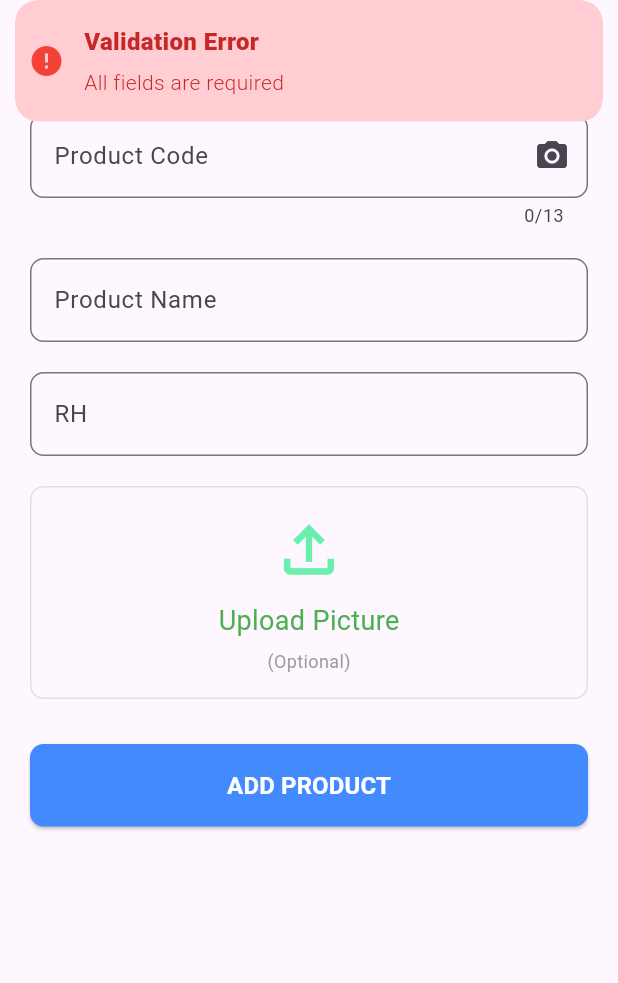
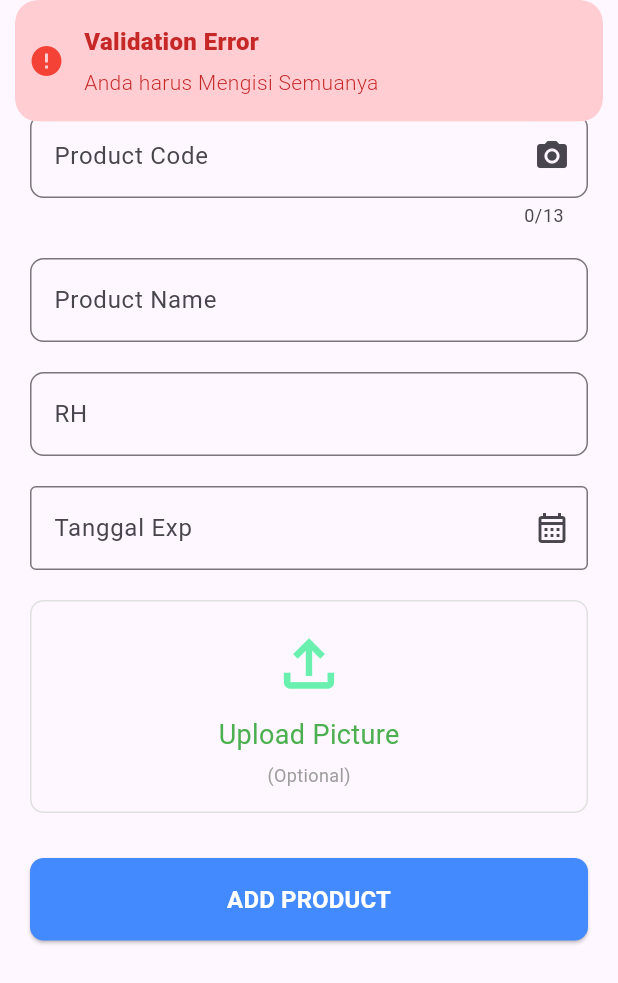
Before and after one commit to Oxydork/Check-Product, a Flutter app: the AddProductView screen opened by its route, after a tap on "ADD PRODUCT", on a phone screen of 412 x 824 dp. Shown: the top 983 px of the screen. Run offline on Flutter 3.47's test engine with Material 3 defaults, Android fonts, the phone set to English and light mode, and no system bars; our stand-ins replace cloud_firestore, firebase_auth, firebase_core, get, image_picker, material_floating_search_bar_2 and 2 more; missing offline and left inert: mobile_scanner, open_file_plus; accounts and stored records are empty.

Commit message:
add date_Exp in firebase

```diff
--- a/lib/app/data/models/productModels.dart
+++ b/lib/app/data/models/productModels.dart
@@ -7,6 +7,7 @@ class ProductModels {
   final int rh;
   final String file_url;
   final DateTime tanggalRilis;
+  final DateTime expDate;
 
   ProductModels({
     required this.code,
@@ -15,6 +16,7 @@ class ProductModels {
     required this.rh,
     required this.file_url,
     required this.tanggalRilis,
+    required this.expDate,
   });
 
   factory ProductModels.fromJson(Map<String, dynamic> json) => ProductModels(
@@ -24,6 +26,9 @@ class ProductModels {
         rh: json["returhari"] ?? 0,
         file_url: json["file_url"] ?? "",
         tanggalRilis: json["tanggal_rilis"].toDate(),
+        expDate: json["exp_date"] != null
+            ? json["exp_date"].toDate()
+            : DateTime.now(),
       );
 
   Map<String, dynamic> toJson() {
@@ -33,6 +38,7 @@ class ProductModels {
       "productId": productId,
       "returhari": rh,
       "tanggal_rilis": Timestamp.fromDate(tanggalRilis),
+      "exp_date": Timestamp.fromDate(expDate),
     };
 
     // Pastikan file_url disertakan meskipun kosong
@@ -50,7 +56,7 @@ class ProductModels {
       "returhari": rh,
       "file_url": file_url.isEmpty ? "" : file_url,
       "tanggal_rilis": tanggalRilis,
-
+      "exp_date": expDate,
       // Pastikan tidak null
     };
   }
--- a/lib/app/modules/add_product/controllers/product_controller.dart
+++ b/lib/app/modules/add_product/controllers/product_controller.dart
@@ -5,6 +5,7 @@ import 'package:flutter/material.dart';
 import 'package:flutter/services.dart';
 import 'package:get/get.dart';
 import 'package:image_picker/image_picker.dart';
+import 'package:intl/intl.dart';
 import 'package:mobile_scanner/mobile_scanner.dart';
 import 'package:path/path.dart';
 import 'package:supabase_flutter/supabase_flutter.dart';
@@ -27,6 +28,7 @@ class AddProductController extends GetxController {
   final TextEditingController codeC = TextEditingController();
   final TextEditingController nameC = TextEditingController();
   final TextEditingController rhC = TextEditingController();
+  final TextEditingController expC = TextEditingController();
 
   // Method untuk update selectedFile dan trigger UI rebuild
   void updateSelectedFile(XFile? file) {
@@ -45,13 +47,14 @@ class AddProductController extends GetxController {
     codeC.clear();
     nameC.clear();
     rhC.clear();
+    expC.clear();
     clearSelectedFile();
   }
 
   // Validasi form
   String? validateForm() {
     if (codeC.text.isEmpty || nameC.text.isEmpty || rhC.text.isEmpty) {
-      return "All fields are required";
+      return "Anda harus Mengisi Semuanya";
     }
 
     final rh = int.tryParse(rhC.text);
@@ -184,6 +187,7 @@ class AddProductController extends GetxController {
         "name": nameC.text.trim(),
         "returhari": int.parse(rhC.text),
         "tanggal_rilis": DateTime.now(),
+        "exp_date": DateFormat('dd MMM yyyy').parse(expC.text),
       };
 
       // Debug product data before submitting
--- a/lib/app/modules/add_product/views/add_product_view.dart
+++ b/lib/app/modules/add_product/views/add_product_view.dart
@@ -1,5 +1,6 @@
 import 'package:flutter/material.dart';
 import 'package:get/get.dart';
+import 'package:intl/intl.dart';
 import 'package:path/path.dart';
 
 import '../controllers/product_controller.dart';
@@ -58,6 +59,32 @@ class AddProductView extends GetView<AddProductController> {
             ),
           ),
           const SizedBox(height: 20),
+          TextField(
+            controller: controller.expC,
+            readOnly: true,
+            decoration: const InputDecoration(
+              labelText: 'Tanggal Exp',
+              hintText: 'dd MMM yyyy',
+              border: OutlineInputBorder(),
+              suffixIcon: Icon(Icons.calendar_month_outlined),
+            ),
+            onTap: () async {
+              final picked = await showDatePicker(
+                context: context,
+                initialDate: DateTime.now(),
+                firstDate: DateTime.now(),
+                lastDate: DateTime(2100),
+              );
+              if (picked != null) {
+                String formattedDate = DateFormat('dd MMM yyyy').format(picked);
+                controller.expC.text = formattedDate;
+              }
+            },
+          ),
+
+          const SizedBox(
+            height: 20,
+          ),
 
           // File Upload Section
           Container(
```
